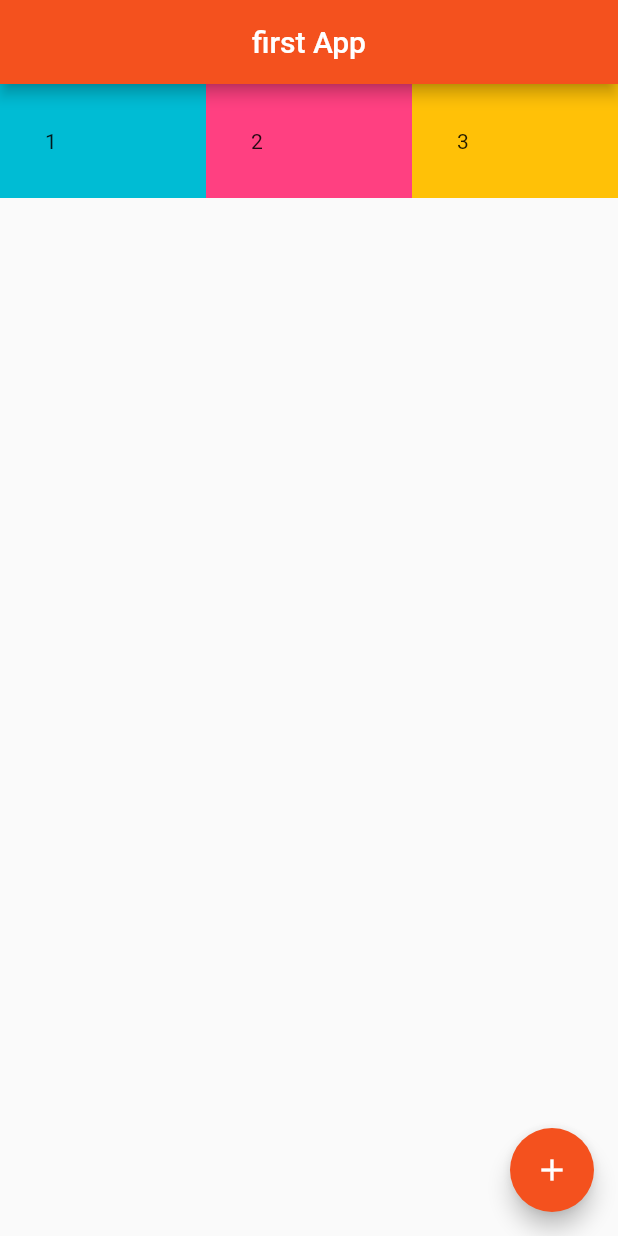
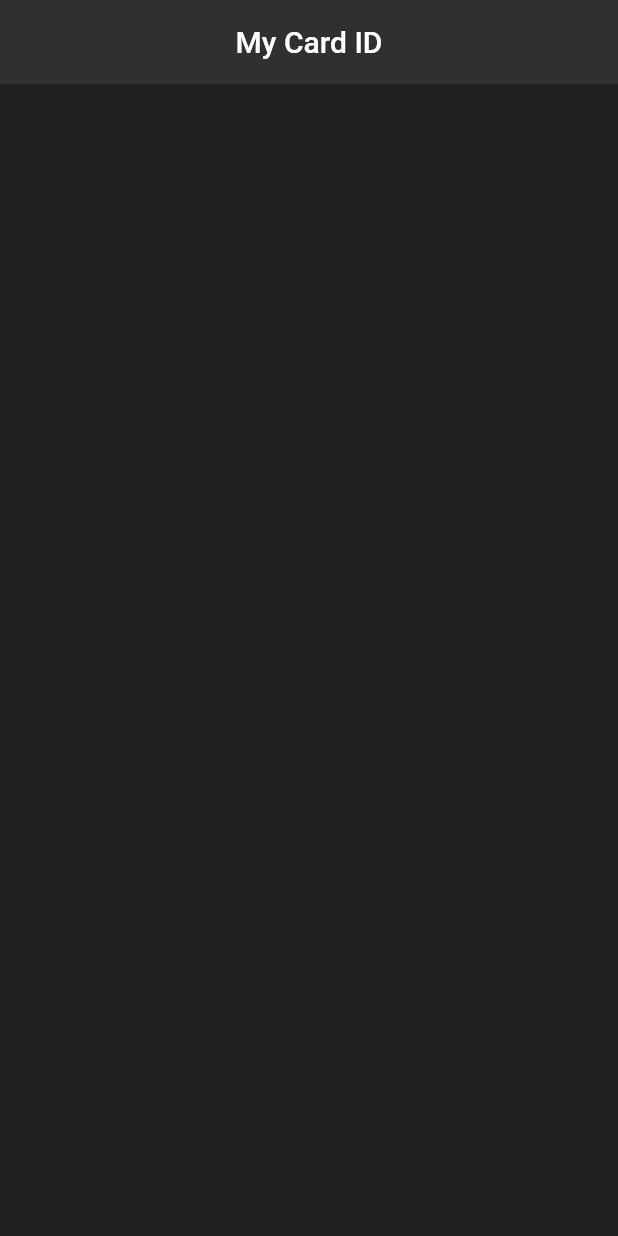
Before and after one commit to Asmaathabet/Quotes, a Flutter app: the screen it shows after launch, on a phone screen of 412 x 824 dp. Run offline on Flutter 3.47's test engine with Material 2 defaults, Android fonts, the phone set to English and light mode, and no system bars.

Commit message:
start working in project ID, preparing the main appbar and main colors

```diff
--- a/lib/main.dart
+++ b/lib/main.dart
@@ -1,142 +1,20 @@
 import 'package:flutter/material.dart';
 // property: widget
 void main() => runApp(MaterialApp (
- home: Home(),
+ home: myCard(),
 ));
 // use shortcut stless
-class Home extends StatelessWidget {
-  // Hot Reload Action - build
+class myCard extends StatelessWidget {
   @override
   Widget build(BuildContext context) {
     return Scaffold(
-    appBar: AppBar(
-    title: Text('first App'),
-    centerTitle: true,
-    backgroundColor: Colors.deepOrange[600],  // press ctrl + Q
-    ),
-    body: Row(
-      children: <Widget>[
-        Expanded(
-          flex:1,
-        child: Container(
-          padding: EdgeInsets.all(30.0),
-          color: Colors.cyan,
-          child: Text('1'),
-        ),
-        ),
-        Expanded(
-          flex: 1,
-          child: Container(
-            padding: EdgeInsets.all(30.0),
-            color: Colors.pinkAccent,
-            child: Text('2'),
-          ),
-        ),
-        Expanded(
-          flex: 1,
-          child: Container(
-            padding: EdgeInsets.all(30.0),
-            color: Colors.amber,
-            child: Text('3'),
-          ),
-        ),
-      ],
-//    Column(
-//      mainAxisAlignment: MainAxisAlignment.end,
-//      crossAxisAlignment: CrossAxisAlignment.center,
-//      children: <Widget>[
-//        Row(
-//          children: <Widget>[
-//            Text('Hello '),
-//            Text('Happiness'),
-//          ],
-//        ),
-//        Container(
-//        child: Padding(
-//          padding: const EdgeInsets.all(100.0),
-//        child: Container(
-//          padding: EdgeInsets.all(20.0) ,
-//          color: Colors.amber,
-//          child: Text('One'),
-//        ),
-//        ),
-//        ),
-//        Container(
-//          padding: EdgeInsets.all(30.0) ,
-//          color: Colors.blue,
-//          child: Text('Two'),
-//        ),
-//        Container(
-//          padding: EdgeInsets.all(40.0) ,
-//          color: Colors.red,
-//          child: Text('Three'),
-//        ),
-//      ],
-//    Row(
-//      mainAxisAlignment: MainAxisAlignment.spaceEvenly,
-//      crossAxisAlignment: CrossAxisAlignment.center,
-//      children: <Widget>[
-//        Text('hello world'),
-//        FlatButton(
-//          onPressed: (){},
-//          color : Colors.deepOrange,
-//          child: Text('click me'),
-//        ),
-//        Container(
-//          padding: EdgeInsets.all(30),
-//          color: Colors.blue,
-//          child: Text('inside container'),
-//        )
-//      ],
-
-//    Container(
-//      padding: EdgeInsets.fromLTRB(10.0, 20.0 , 10.0, 40.0),
-//      margin: EdgeInsets.all(30.0),
-//      color: Colors.grey[400],
-//      child: Text("hello"),
-//    Center(
-//      child: IconButton(
-//        onPressed: () {},
-//        icon: Icon(Icons.alternate_email),
-//        color: Colors.deepOrange,
-//        iconSize: 50.0,
-//      ),
-//        child: RaisedButton.icon(
-//          onPressed: () {} ,
-//          icon: Icon(
-//            Icons.mail
-//          ),
-//          label: Text('mail me '),
-//          color: Colors.blue,
-//        ),
-//      child: Icon(
-//        Icons.airplanemode_active,
-//        color: Colors.deepOrange,
-//        size: 50.0,
-//      ),
-//    child: Image.asset('assets/home.jpg'),
-//      child: Image.network('https://images.unsplash.com/photo-1597207553648-5a63b420c157?ixlib=rb-1.2.1&ixid=eyJhcHBfaWQiOjEyMDd9&auto=format&fit=crop&w=306&q=80'),
-//    Text(
-//    'This is Asmaa, Hello from Flutter',
-//    style : TextStyle(
-//    fontSize: 20.0,
-//    fontWeight: FontWeight.bold,
-//    letterSpacing: 0.2,
-//    color: Colors.grey[600],
-//    fontFamily: 'IndieFlower',
-//    ),
-//    ),
-//     Image(
-////           image: NetworkImage('https://images.unsplash.com/photo-1597219833073-bfdf2bfe646f?ixlib=rb-1.2.1&ixid=eyJhcHBfaWQiOjEyMDd9&auto=format&fit=crop&w=334&q=80'),
-////           image: AssetImage('assets/home.jpg'),
-//     )
-    ),
-    floatingActionButton: FloatingActionButton(
-    tooltip: 'Add',
-    child: Icon(Icons.add),
-onPressed: () {},
-backgroundColor: Colors.deepOrange[600],
-),
-);
+      backgroundColor: Colors.grey[900],
+      appBar: AppBar(
+        title: Text("My Card ID"),
+        centerTitle: true,
+        backgroundColor: Colors.grey[850],
+        elevation: 0.0,
+      ),
+    );
   }
 }
```
